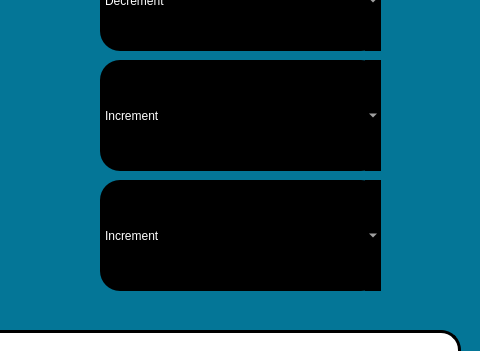
Above: footpedal.ui from RISWANAAAA/venturiphaco before the change; both pictures show x 330 to 810 and y 260 to 611 of the 1280 by 720 pixel window. Below: the same form after it.
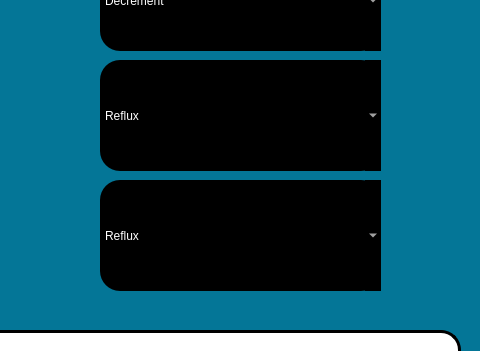
That is the form after the change. Icons and pictures are not drawn.

```diff
--- a/footpedal.ui
+++ b/footpedal.ui
@@ -152,6 +152,11 @@
 border-radius:20px;
 </string>
    </property>
+   <item>
+    <property name="text">
+     <string>Reflux</string>
+    </property>
+   </item>
    <item>
     <property name="text">
      <string>Increment</string>
@@ -200,6 +205,11 @@
 border-radius:20px;
 </string>
    </property>
+   <item>
+    <property name="text">
+     <string>Reflux</string>
+    </property>
+   </item>
    <item>
     <property name="text">
      <string>Increment</string>
```
Left out of the diff: 10 changed lines with no effect on the pictures.
